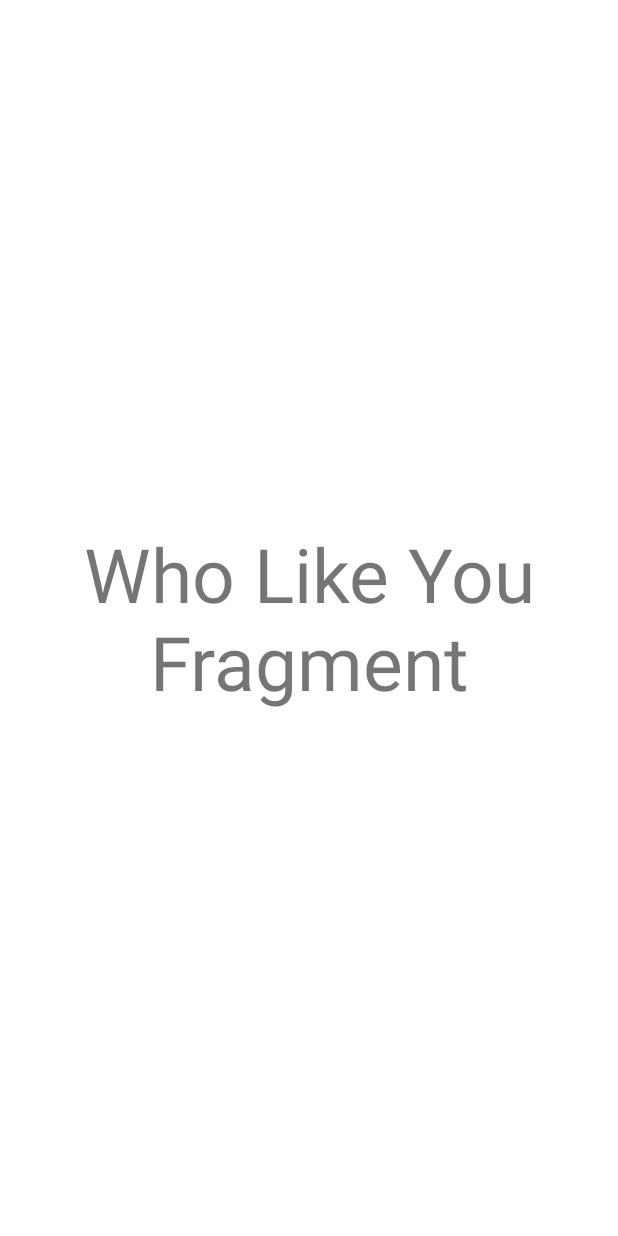
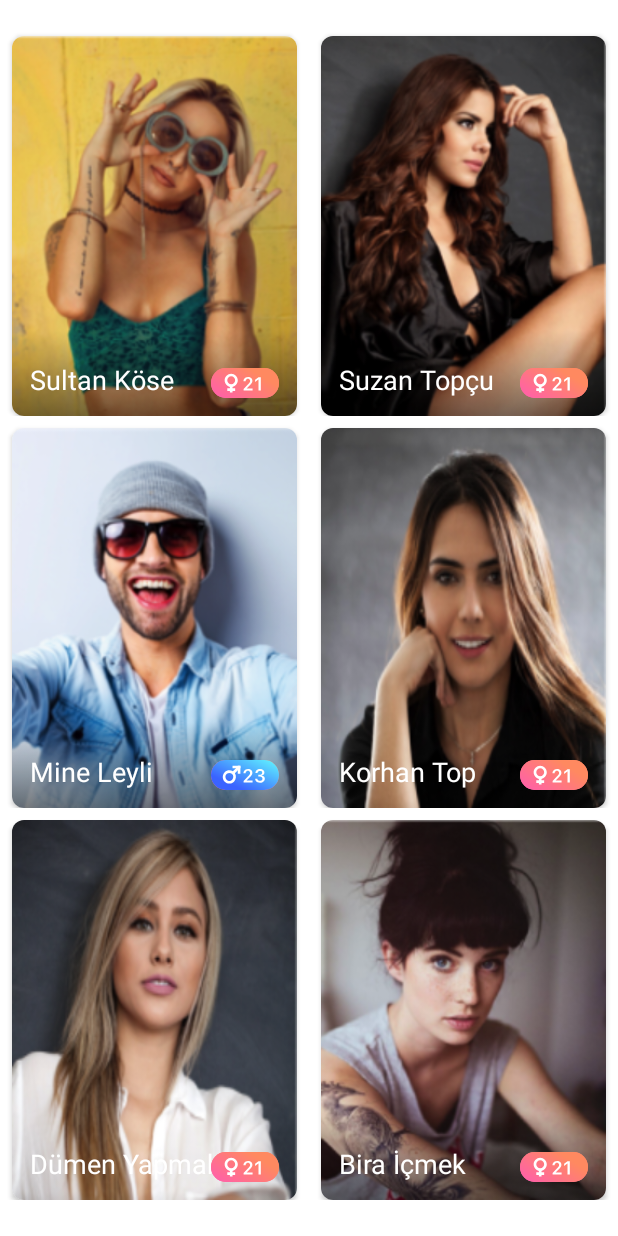
Before and after one commit to sezginozgurr/Piga, an Android app: the fragment WhoLikeYouFragment shown on its own in the app's theme, on a phone screen of 412 x 824 dp. Run offline under Robolectric (Android 15) with nearby library versions, the phone set to English and light mode, and no system bars; our stand-ins replace data binding.

Commit message:
Finished WhoLikeYouFragment

```diff
--- a/app/src/main/java/com/example/piga/data/HobbyModel.kt
+++ b/app/src/main/java/com/example/piga/data/fakemodel/HobbyModel.kt
@@ -1,4 +1,4 @@
-package com.example.piga.data
+package com.example.piga.data.fakemodel
 
 class HobbyModel(
     val hobbyText: String
--- a/app/src/main/java/com/example/piga/data/OnboardingPagerModel.kt
+++ b/app/src/main/java/com/example/piga/data/fakemodel/OnboardingPagerModel.kt
@@ -1,4 +1,4 @@
-package com.example.piga.data
+package com.example.piga.data.fakemodel
 
 data class OnboardingPagerModel(
     val title: String,
--- /dev/null
+++ b/app/src/main/java/com/example/piga/data/fakemodel/WhoLikeYouModel.kt
@@ -0,0 +1,7 @@
+package com.example.piga.data.fakemodel
+
+data class WhoLikeYouModel(
+    val name: String,
+    val image: Int,
+    val genderType: Int,
+)
--- a/app/src/main/java/com/example/piga/ui/home/personprofile/detail/adapter/HobbysListAdapter.kt
+++ b/app/src/main/java/com/example/piga/ui/home/personprofile/detail/adapter/HobbysListAdapter.kt
@@ -6,7 +6,7 @@ import androidx.recyclerview.widget.RecyclerView
 import com.example.piga.R
 import com.example.piga.base.BaseDiffCallBack
 import com.example.piga.base.BindingViewHolder
-import com.example.piga.data.HobbyModel
+import com.example.piga.data.fakemodel.HobbyModel
 import com.example.piga.databinding.ItemHobbyBinding
 import com.example.piga.util.inflate
 
--- a/app/src/main/java/com/example/piga/ui/home/wholikeyou/WhoLikeYouFragment.kt
+++ b/app/src/main/java/com/example/piga/ui/home/wholikeyou/WhoLikeYouFragment.kt
@@ -1,11 +1,24 @@
 package com.example.piga.ui.home.wholikeyou
 
+import androidx.navigation.fragment.findNavController
+import com.example.piga.R
 import com.example.piga.base.BaseFragment
 import com.example.piga.databinding.FragmentWhoLikeYouBinding
+import com.example.piga.ui.home.wholikeyou.adapter.WhoLikeYouListAdapter
+import com.example.piga.util.Mock
 
-class WhoLikeYouFragment : BaseFragment<FragmentWhoLikeYouBinding>(FragmentWhoLikeYouBinding::inflate) {
+class WhoLikeYouFragment :
+    BaseFragment<FragmentWhoLikeYouBinding>(FragmentWhoLikeYouBinding::inflate) {
+
+    private val adapter by lazy {
+        WhoLikeYouListAdapter {
+            findNavController().navigate(R.id.profileDetailFragment)
+        }
+    }
+
     override fun init() {
-
+        adapter.items = Mock.getWhoLikeYouList()
+        binding.recyclerView.adapter = adapter
     }
 
 }
--- /dev/null
+++ b/app/src/main/java/com/example/piga/ui/home/wholikeyou/adapter/WhoLikeYouListAdapter.kt
@@ -0,0 +1,74 @@
+package com.example.piga.ui.home.wholikeyou.adapter
+
+import android.view.ViewGroup
+import androidx.recyclerview.widget.DiffUtil
+import androidx.recyclerview.widget.RecyclerView
+import com.example.piga.R
+import com.example.piga.base.BaseDiffCallBack
+import com.example.piga.base.BindingViewHolder
+import com.example.piga.data.fakemodel.WhoLikeYouModel
+import com.example.piga.databinding.ItemWhoLikeYouBinding
+import com.example.piga.util.inflate
+import com.example.piga.util.setSafeOnClickListener
+
+class WhoLikeYouListAdapter(private val onClickListener: (WhoLikeYouModel) -> Unit) :
+    RecyclerView.Adapter<WhoLikeYouListAdapter.WhoLikeYouViewHolder>() {
+
+    var items: List<WhoLikeYouModel> = arrayListOf()
+        set(value) {
+            val diffUtil = BaseDiffCallBack(field, value)
+            val diffResults = DiffUtil.calculateDiff(diffUtil)
+            field = value
+            diffResults.dispatchUpdatesTo(this)
+        }
+
+    override fun onCreateViewHolder(
+        parent: ViewGroup,
+        viewType: Int
+    ): WhoLikeYouListAdapter.WhoLikeYouViewHolder {
+        return WhoLikeYouViewHolder(parent)
+    }
+
+    override fun onBindViewHolder(
+        holder: WhoLikeYouListAdapter.WhoLikeYouViewHolder,
+        position: Int
+    ) {
+        holder.bind(
+            WhoLikeYouArgs(
+                item = items[position]
+            )
+        )
+    }
+
+    override fun getItemCount(): Int = items.size
+
+    inner class WhoLikeYouViewHolder(parent: ViewGroup) :
+        BindingViewHolder<ItemWhoLikeYouBinding>(parent.inflate(R.layout.item_who_like_you)) {
+        fun bind(adapterArgs: WhoLikeYouArgs) {
+            binding.args = adapterArgs
+            binding.layoutRoot.setSafeOnClickListener {
+                onClickListener.invoke(adapterArgs.item)
+            }
+            binding.executePendingBindings()
+        }
+    }
+
+    inner class WhoLikeYouArgs(
+        val item: WhoLikeYouModel
+    ) {
+
+        val name: String
+            get() = item.name
+
+        val genderImage = when (item.genderType) {
+            0 -> {
+                R.drawable.ic_gender_female
+            }
+            else -> {
+                R.drawable.ic_gender_male
+            }
+        }
+
+        val image = item.image
+    }
+}
--- a/app/src/main/java/com/example/piga/ui/onboarding/adapter/OnboardingPagerAdapter.kt
+++ b/app/src/main/java/com/example/piga/ui/onboarding/adapter/OnboardingPagerAdapter.kt
@@ -7,7 +7,7 @@ import androidx.appcompat.widget.AppCompatTextView
 import androidx.core.content.ContextCompat
 import androidx.recyclerview.widget.RecyclerView
 import com.example.piga.R
-import com.example.piga.data.OnboardingPagerModel
+import com.example.piga.data.fakemodel.OnboardingPagerModel
 
 class OnboardingPagerAdapter(
     private val list: List<OnboardingPagerModel>
--- /dev/null
+++ b/app/src/main/java/com/example/piga/util/BindingAdapter.kt
@@ -0,0 +1,14 @@
+package com.example.piga.util
+
+import android.view.View
+import androidx.annotation.DrawableRes
+import androidx.databinding.BindingAdapter
+
+object BindingAdapter {
+
+    @JvmStatic
+    @BindingAdapter("setBackgroundResourceCompat")
+    fun View.setBackgroundResourceCompat(@DrawableRes drawableId: Int) {
+        setBackgroundResource(drawableId)
+    }
+}
--- a/app/src/main/java/com/example/piga/util/Mock.kt
+++ b/app/src/main/java/com/example/piga/util/Mock.kt
@@ -1,8 +1,9 @@
 package com.example.piga.util
 
 import com.example.piga.R
-import com.example.piga.data.HobbyModel
-import com.example.piga.data.OnboardingPagerModel
+import com.example.piga.data.fakemodel.HobbyModel
+import com.example.piga.data.fakemodel.OnboardingPagerModel
+import com.example.piga.data.fakemodel.WhoLikeYouModel
 
 object Mock {
     fun getOnboardingPageList(): List<OnboardingPagerModel> {
@@ -48,4 +49,22 @@ object Mock {
         list.add(model6)
         return list
     }
+
+    fun getWhoLikeYouList(): List<WhoLikeYouModel> {
+        val model = WhoLikeYouModel("Sultan Köse",R.drawable.fake_1,0)
+        val model1 = WhoLikeYouModel("Suzan Topçu",R.drawable.fake_2,0)
+        val model2 = WhoLikeYouModel("Mine Leyli",R.drawable.fake_3,1)
+        val model3 = WhoLikeYouModel("Korhan Top",R.drawable.fake_4,0)
+        val model4 = WhoLikeYouModel("Dümen Yapmak",R.drawable.fake_5,0)
+        val model5 = WhoLikeYouModel("Bira İçmek",R.drawable.fake_6,0)
+
+        val list = ArrayList<WhoLikeYouModel>()
+        list.add(model)
+        list.add(model1)
+        list.add(model2)
+        list.add(model3)
+        list.add(model4)
+        list.add(model5)
+        return list
+    }
 }
--- a/app/src/main/res/layout/fragment_who_like_you.xml
+++ b/app/src/main/res/layout/fragment_who_like_you.xml
@@ -1,16 +1,39 @@
 <?xml version="1.0" encoding="utf-8"?>
-<FrameLayout xmlns:android="http://schemas.android.com/apk/res/android"
+<ScrollView xmlns:android="http://schemas.android.com/apk/res/android"
+    xmlns:app="http://schemas.android.com/apk/res-auto"
     xmlns:tools="http://schemas.android.com/tools"
     android:layout_width="match_parent"
-    android:layout_height="match_parent"
-    android:layout_gravity="center"
-    tools:context=".ui.home.wholikeyou.WhoLikeYouFragment">
+    android:layout_marginBottom="@dimen/dp_24"
+    android:layout_height="match_parent">
 
-    <TextView
+    <androidx.constraintlayout.widget.ConstraintLayout
         android:layout_width="match_parent"
-        android:layout_height="match_parent"
-        android:gravity="center"
-        android:textSize="50sp"
-        android:text="Who Like You Fragment" />
+        android:layout_height="wrap_content"
+        tools:context=".ui.home.wholikeyou.WhoLikeYouFragment">
 
-</FrameLayout>
+        <androidx.appcompat.widget.AppCompatTextView
+            android:id="@+id/toolbar"
+            android:layout_width="wrap_content"
+            android:layout_height="wrap_content"
+            android:layout_margin="@dimen/dp_16"
+            android:text="Keşfet"
+            android:textColor="@color/black"
+            android:textSize="@dimen/sp_32"
+            android:textStyle="bold"
+            app:layout_constraintStart_toStartOf="parent"
+            app:layout_constraintTop_toTopOf="parent" />
+
+        <androidx.recyclerview.widget.RecyclerView
+            android:id="@+id/recyclerView"
+            android:layout_width="match_parent"
+            android:layout_height="wrap_content"
+            android:layout_marginTop="@dimen/dp_16"
+            android:overScrollMode="never"
+            app:layoutManager="androidx.recyclerview.widget.GridLayoutManager"
+            app:layout_constraintTop_toBottomOf="@id/toolbar"
+            app:spanCount="2"
+            tools:listitem="@layout/item_who_like_you" />
+
+    </androidx.constraintlayout.widget.ConstraintLayout>
+
+</ScrollView>
--- /dev/null
+++ b/app/src/main/res/layout/item_who_like_you.xml
@@ -0,0 +1,66 @@
+<?xml version="1.0" encoding="utf-8"?>
+<layout xmlns:android="http://schemas.android.com/apk/res/android"
+    xmlns:app="http://schemas.android.com/apk/res-auto"
+    xmlns:tools="http://schemas.android.com/tools">
+
+    <data>
+
+        <variable
+            name="args"
+            type="com.example.piga.ui.home.wholikeyou.adapter.WhoLikeYouListAdapter.WhoLikeYouArgs" />
+    </data>
+
+    <androidx.constraintlayout.widget.ConstraintLayout
+        android:id="@+id/layoutRoot"
+        android:layout_width="match_parent"
+        android:layout_height="wrap_content">
+
+        <androidx.cardview.widget.CardView
+            android:layout_width="0dp"
+            android:layout_height="0dp"
+            android:layout_margin="@dimen/dp_8"
+            app:cardCornerRadius="@dimen/dp_8"
+            app:layout_constraintDimensionRatio="W,16:12"
+            app:layout_constraintEnd_toEndOf="parent"
+            app:layout_constraintStart_toStartOf="parent"
+            app:layout_constraintTop_toTopOf="parent">
+
+            <androidx.appcompat.widget.AppCompatImageView
+                android:id="@+id/imageView"
+                android:layout_width="match_parent"
+                android:layout_height="match_parent"
+                android:scaleType="centerCrop"
+                app:setBackgroundResourceCompat="@{args.image}"
+                app:layout_constraintDimensionRatio="W,16:9"
+                app:layout_constraintEnd_toEndOf="parent"
+                app:layout_constraintStart_toStartOf="parent"
+                app:layout_constraintTop_toTopOf="parent"
+                tools:srcCompat="@drawable/before_login_background" />
+
+            <androidx.appcompat.widget.AppCompatTextView
+                android:id="@+id/personName"
+                android:layout_width="wrap_content"
+                android:layout_height="wrap_content"
+                android:layout_gravity="bottom"
+                android:layout_margin="@dimen/dp_12"
+                android:text="@{args.name}"
+                android:textColor="@color/white"
+                android:textSize="@dimen/sp_18"
+                tools:text="Sultan Köse" />
+
+            <androidx.appcompat.widget.AppCompatImageView
+                android:id="@+id/gender"
+                android:layout_width="45dp"
+                android:layout_height="20dp"
+                android:layout_gravity="end|bottom"
+                android:layout_margin="@dimen/dp_12"
+                app:setBackgroundResourceCompat="@{args.genderImage}"
+                app:layout_constraintBottom_toBottomOf="@id/personName"
+                app:layout_constraintStart_toEndOf="@id/personName"
+                app:layout_constraintTop_toTopOf="@id/personName"
+                tools:srcCompat="@drawable/ic_gender_female" />
+
+        </androidx.cardview.widget.CardView>
+
+    </androidx.constraintlayout.widget.ConstraintLayout>
+</layout>
```
Also changed, not shown: app/src/main/res/drawable-v24/fake_1.png (added), app/src/main/res/drawable-v24/fake_2.png (added), app/src/main/res/drawable-v24/fake_3.png (added), app/src/main/res/drawable-v24/fake_4.png (added), app/src/main/res/drawable-v24/fake_5.png (added), app/src/main/res/drawable-v24/fake_6.png (added).
